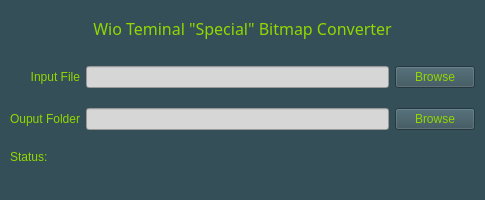
Old version of the form bitmapImageConverter/WioTerminalBitmapConverterGUI.ui in the repository haydn9000/SeeedWioTerminalTestRun.
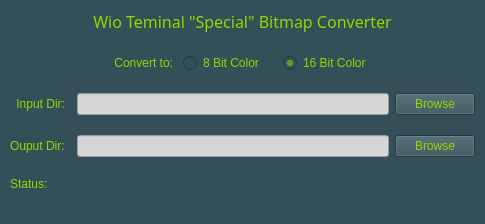
New version of the form.

What changed in the file:
```diff
--- a/bitmapImageConverter/WioTerminalBitmapConverterGUI.ui
+++ b/bitmapImageConverter/WioTerminalBitmapConverterGUI.ui
@@ -7,20 +7,21 @@
     <x>0</x>
     <y>0</y>
     <width>485</width>
-    <height>200</height>
+    <height>224</height>
    </rect>
   </property>
   <property name="minimumSize">
    <size>
     <width>485</width>
-    <height>200</height>
+    <height>224</height>
    </size>
   </property>
   <property name="windowTitle">
    <string>MainWindow</string>
   </property>
   <property name="styleSheet">
-   <string notr="true">background-color: #354f58;</string>
+   <string notr="true">background-color: #354f58;
+color: rgb(144, 216, 0);</string>
   </property>
   <widget class="QWidget" name="centralwidget">
    <layout class="QVBoxLayout" name="verticalLayout">
@@ -59,83 +60,30 @@
          <property name="verticalSpacing">
           <number>20</number>
          </property>
-         <item row="1" column="1">
-          <widget class="QLineEdit" name="lineEdit_2">
-           <property name="styleSheet">
-            <string notr="true">background-color: rgb(214, 214, 214);</string>
-           </property>
-          </widget>
-         </item>
-         <item row="2" column="2">
-          <widget class="QPushButton" name="pushButton_2">
-           <property name="styleSheet">
-            <string notr="true">color: rgb(144, 216, 0);</string>
-           </property>
-           <property name="text">
-            <string>Browse</string>
-           </property>
-          </widget>
-         </item>
-         <item row="1" column="2">
-          <widget class="QPushButton" name="pushButton">
-           <property name="styleSheet">
-            <string notr="true">color: rgb(144, 216, 0);</string>
-           </property>
-           <property name="text">
-            <string>Browse</string>
-           </property>
-          </widget>
-         </item>
-         <item row="2" column="1">
-          <widget class="QLineEdit" name="lineEdit">
-           <property name="styleSheet">
-            <string notr="true">background-color: rgb(214, 214, 214);</string>
-           </property>
-          </widget>
-         </item>
-         <item row="1" column="0">
+         <item row="2" column="0">
           <widget class="QLabel" name="label">
            <property name="styleSheet">
-            <string notr="true">color: rgb(144, 216, 0);</string>
+            <string notr="true"/>
            </property>
            <property name="text">
-            <string>Input File</string>
+            <string>Input Dir:</string>
            </property>
            <property name="alignment">
             <set>Qt::AlignRight|Qt::AlignTrailing|Qt::AlignVCenter</set>
            </property>
           </widget>
          </item>
-         <item row="2" column="0">
+         <item row="3" column="0">
           <widget class="QLabel" name="label_2">
            <property name="styleSheet">
-            <string notr="true">color: rgb(144, 216, 0);</string>
+            <string notr="true"/>
            </property>
            <property name="text">
-            <string>Ouput Folder</string>
+            <string>Ouput Dir:</string>
            </property>
           </widget>
          </item>
-         <item row="3" column="0" colspan="2">
-          <widget class="QLabel" name="label_4">
-           <property name="minimumSize">
-            <size>
-             <width>0</width>
-             <height>40</height>
-            </size>
-           </property>
-           <property name="styleSheet">
-            <string notr="true">color: rgb(144, 216, 0);</string>
-           </property>
-           <property name="text">
-            <string>Status:</string>
-           </property>
-           <property name="alignment">
-            <set>Qt::AlignLeading|Qt::AlignLeft|Qt::AlignTop</set>
-           </property>
-          </widget>
-         </item>
-         <item row="0" column="0" colspan="3">
+         <item row="0" column="0" colspan="4">
           <widget class="QLabel" name="label_3">
            <property name="maximumSize">
             <size>
@@ -150,7 +98,7 @@
             </font>
            </property>
            <property name="styleSheet">
-            <string notr="true">color: rgb(144, 216, 0);</string>
+            <string notr="true"/>
            </property>
            <property name="text">
             <string>Wio Teminal &quot;Special&quot; Bitmap Converter</string>
@@ -160,6 +108,111 @@
            </property>
           </widget>
          </item>
+         <item row="3" column="3">
+          <widget class="QPushButton" name="InputBrowsePushButton_2">
+           <property name="styleSheet">
+            <string notr="true"/>
+           </property>
+           <property name="text">
+            <string>Browse</string>
+           </property>
+          </widget>
+         </item>
+         <item row="1" column="2">
+          <layout class="QHBoxLayout" name="horizontalLayout_2">
+           <item>
+            <widget class="QLabel" name="label_5">
+             <property name="text">
+              <string>Convert to:</string>
+             </property>
+             <property name="alignment">
+              <set>Qt::AlignRight|Qt::AlignTrailing|Qt::AlignVCenter</set>
+             </property>
+             <property name="margin">
+              <number>0</number>
+             </property>
+             <property name="indent">
+              <number>10</number>
+             </property>
+            </widget>
+           </item>
+           <item>
+            <widget class="QRadioButton" name="radioButton">
+             <property name="maximumSize">
+              <size>
+               <width>100</width>
+               <height>16777215</height>
+              </size>
+             </property>
+             <property name="layoutDirection">
+              <enum>Qt::LeftToRight</enum>
+             </property>
+             <property name="autoFillBackground">
+              <bool>false</bool>
+             </property>
+             <property name="text">
+              <string>8 Bit Color</string>
+             </property>
+             <property name="checked">
+              <bool>false</bool>
+             </property>
+            </widget>
+           </item>
+           <item>
+            <widget class="QRadioButton" name="radioButton_2">
+             <property name="text">
+              <string>16 Bit Color</string>
+             </property>
+             <property name="checked">
+              <bool>true</bool>
+             </property>
+            </widget>
+           </item>
+          </layout>
+         </item>
+         <item row="2" column="3">
+          <widget class="QPushButton" name="InputBrowsePushButton">
+           <property name="styleSheet">
+            <string notr="true"/>
+           </property>
+           <property name="text">
+            <string>Browse</string>
+           </property>
+          </widget>
+         </item>
+         <item row="6" column="0" colspan="3">
+          <widget class="QLabel" name="StatusLabel">
+           <property name="minimumSize">
+            <size>
+             <width>0</width>
+             <height>40</height>
+            </size>
+           </property>
+           <property name="styleSheet">
+            <string notr="true"/>
+           </property>
+           <property name="text">
+            <string>Status:</string>
+           </property>
+           <property name="alignment">
+            <set>Qt::AlignLeading|Qt::AlignLeft|Qt::AlignTop</set>
+           </property>
+          </widget>
+         </item>
+         <item row="2" column="2">
+          <widget class="QLineEdit" name="InputLineEdit">
+           <property name="styleSheet">
+            <string notr="true">background-color: rgb(214, 214, 214);</string>
+           </property>
+          </widget>
+         </item>
+         <item row="3" column="2">
+          <widget class="QLineEdit" name="OutputLineEdit">
+           <property name="styleSheet">
+            <string notr="true">background-color: rgb(214, 214, 214);</string>
+           </property>
+          </widget>
+         </item>
         </layout>
        </item>
       </layout>
```
Left out of the diff: 10 changed lines with no effect on the pictures.
